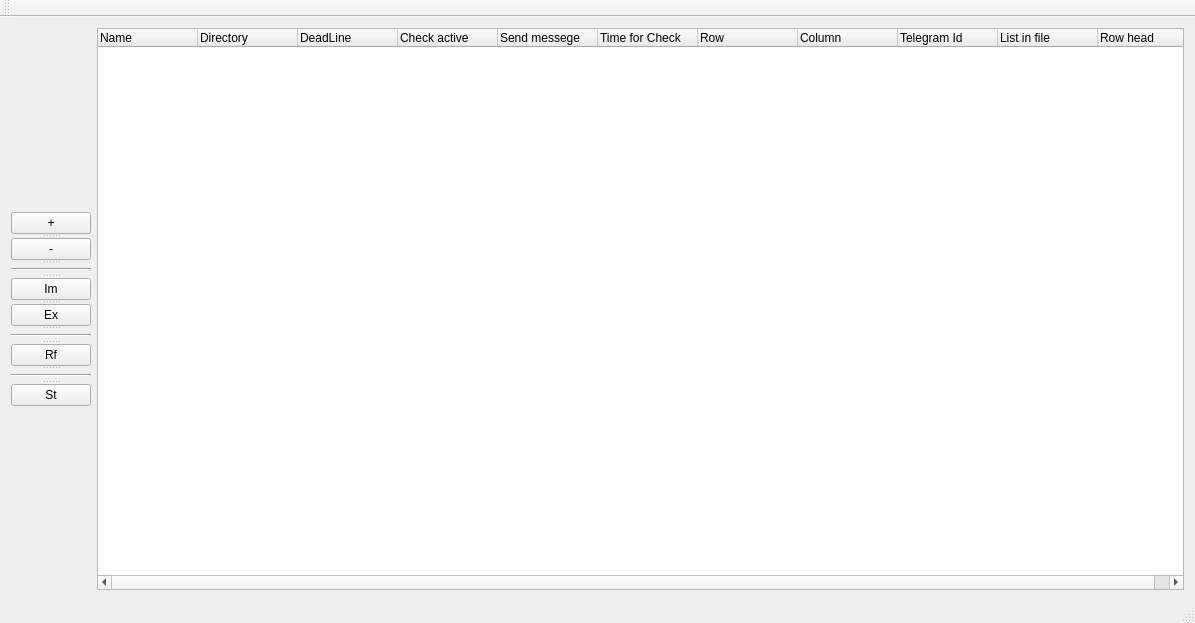
Qt form FlameDate/FlameDate.ui (AnatolySolovyev12/FlameDate) before a commit.
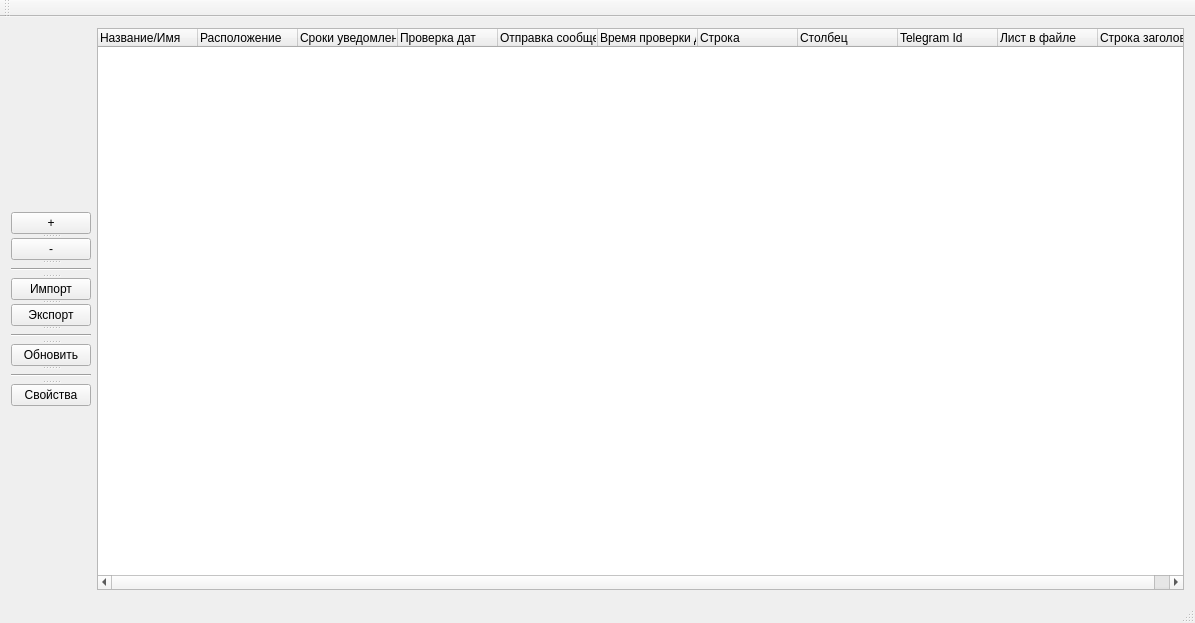
The same form after that commit.

The edit to the form file:
```diff
--- a/FlameDate/FlameDate.ui
+++ b/FlameDate/FlameDate.ui
@@ -106,7 +106,7 @@
         <string>Imports an object tree into XML</string>
        </property>
        <property name="text">
-        <string>Im</string>
+        <string>Импорт</string>
        </property>
       </widget>
       <widget class="QPushButton" name="pushButtonExport">
@@ -120,7 +120,7 @@
         <string>Exports an object tree from XML</string>
        </property>
        <property name="text">
-        <string>Ex</string>
+        <string>Экспорт</string>
        </property>
       </widget>
       <widget class="Line" name="line_3">
@@ -151,7 +151,7 @@
         <string>Refresh control parameters for control object</string>
        </property>
        <property name="text">
-        <string>Rf</string>
+        <string>Обновить</string>
        </property>
       </widget>
       <widget class="Line" name="line_4">
@@ -182,7 +182,7 @@
         <string>Set general default parameters.</string>
        </property>
        <property name="text">
-        <string>St</string>
+        <string>Свойства</string>
        </property>
       </widget>
      </widget>
@@ -221,42 +221,42 @@
       </property>
       <column>
        <property name="text">
-        <string>Name</string>
+        <string>Название/Имя</string>
        </property>
       </column>
       <column>
        <property name="text">
-        <string>Directory</string>
+        <string>Расположение</string>
        </property>
       </column>
       <column>
        <property name="text">
-        <string>DeadLine</string>
+        <string>Сроки уведомлений</string>
        </property>
       </column>
       <column>
        <property name="text">
-        <string>Check active</string>
+        <string>Проверка дат</string>
        </property>
       </column>
       <column>
        <property name="text">
-        <string>Send messege</string>
+        <string>Отправка сообщений</string>
        </property>
       </column>
       <column>
        <property name="text">
-        <string>Time for Check</string>
+        <string>Время проверки дат</string>
        </property>
       </column>
       <column>
        <property name="text">
-        <string>Row</string>
+        <string>Строка</string>
        </property>
       </column>
       <column>
        <property name="text">
-        <string>Column</string>
+        <string>Столбец</string>
        </property>
       </column>
       <column>
@@ -266,12 +266,12 @@
       </column>
       <column>
        <property name="text">
-        <string>List in file</string>
+        <string>Лист в файле</string>
        </property>
       </column>
       <column>
        <property name="text">
-        <string>Row head</string>
+        <string>Строка заголовка</string>
        </property>
       </column>
      </widget>
```
